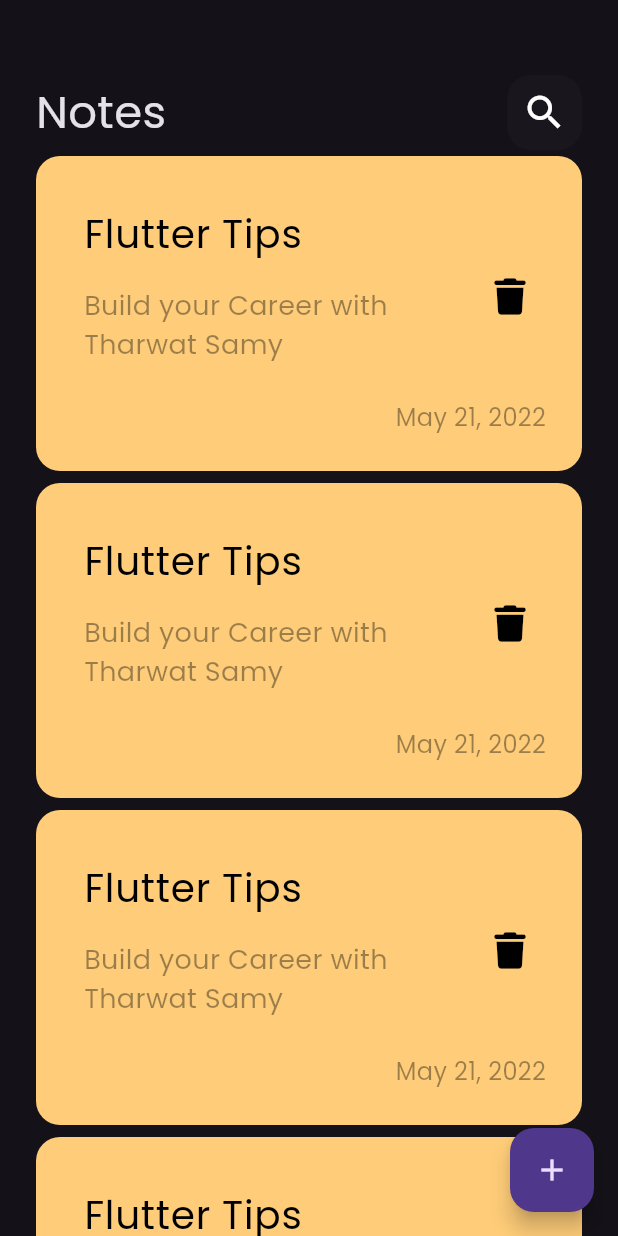
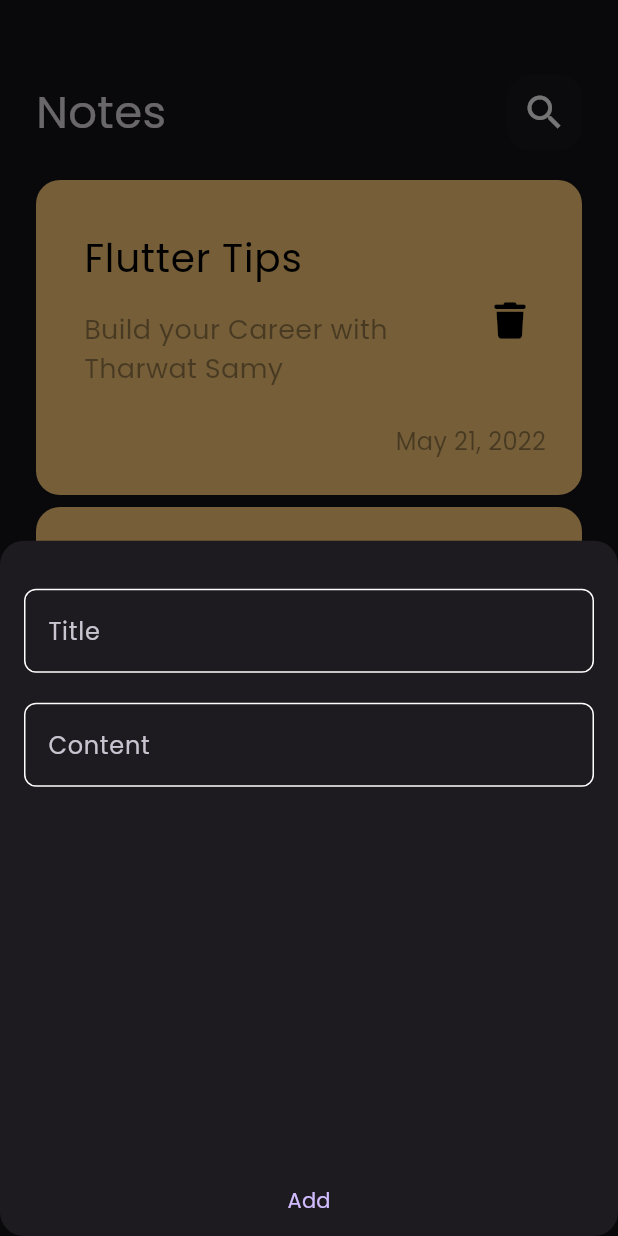
Before and after one commit to AppDevDz/app_notes, a Flutter app: the screen it shows after launch, after a tap on the "add" icon, on a phone screen of 412 x 824 dp. Run offline on Flutter 3.47's test engine with Material 3 defaults, Android fonts, the phone set to English and light mode, and no system bars; our stand-ins replace font_awesome_flutter.

Commit message:
create custom text field

```diff
--- /dev/null
+++ b/lib/constants.dart
@@ -0,0 +1,3 @@
+import 'package:flutter/material.dart';
+
+const KPrimaryColor = Color(0xff52EBD6);
--- /dev/null
+++ b/lib/helper/get _color.dart
@@ -0,0 +1,15 @@
+import 'package:flutter/material.dart';
+
+class GetColor {
+  dynamic getColor() {
+    List<Color> colorsList = [Colors.red, Colors.blue];
+
+    for (int i = 0; i < colorsList.length;) {
+      return colorsList[i];
+    }
+    // if(i==colorsList.length)
+    // {
+    //   i=0;
+    // }
+  }
+}
--- a/lib/views/notes_view.dart
+++ b/lib/views/notes_view.dart
@@ -1,4 +1,6 @@
 import 'package:flutter/material.dart';
+import 'package:notes_app/constants.dart';
+import 'package:notes_app/widgets/add_note_bottom_sheet.dart';
 import 'package:notes_app/widgets/notes_view_body.dart';
 
 class NotesView extends StatelessWidget {
@@ -8,8 +10,20 @@ class NotesView extends StatelessWidget {
   Widget build(BuildContext context) {
     return Scaffold(
         floatingActionButton: FloatingActionButton(
-          onPressed: () {},
-          child: const Icon(Icons.add),
+          backgroundColor: KPrimaryColor,
+          onPressed: () {
+            showModalBottomSheet(
+                shape: RoundedRectangleBorder(
+                    borderRadius: BorderRadius.circular(16)),
+                context: context,
+                builder: (context) {
+                  return const AddNoteBottomSheet();
+                });
+          },
+          child: const Icon(
+            Icons.add,
+            color: Colors.black,
+          ),
         ),
         body: const NotesViewBody());
   }
--- /dev/null
+++ b/lib/widgets/add_note_bottom_sheet.dart
@@ -0,0 +1,26 @@
+import 'package:flutter/material.dart';
+import 'package:notes_app/widgets/custom_text_field.dart';
+
+class AddNoteBottomSheet extends StatelessWidget {
+  const AddNoteBottomSheet({super.key});
+
+  @override
+  Widget build(BuildContext context) {
+    return Padding(
+      padding: const EdgeInsets.symmetric(horizontal: 16),
+      child: Column(
+        children: [
+          const SizedBox(height: 32),
+          CustomTextField(hintText: 'Title'),
+          const SizedBox(height: 20),
+          CustomTextField(hintText: 'Content'),
+          const Spacer(),
+          TextButton(
+            onPressed: () {},
+            child: Text('Add'),
+          )
+        ],
+      ),
+    );
+  }
+}
--- /dev/null
+++ b/lib/widgets/custom_text_field.dart
@@ -0,0 +1,29 @@
+import 'package:flutter/material.dart';
+import 'package:notes_app/constants.dart';
+
+class CustomTextField extends StatelessWidget {
+  CustomTextField({super.key, required this.hintText});
+
+  String hintText;
+
+  @override
+  Widget build(BuildContext context) {
+    return TextField(
+      cursorColor: KPrimaryColor,
+      decoration: InputDecoration(
+        hintText: hintText,
+        enabledBorder: buildBorder(),
+        focusedBorder: buildBorder(color: KPrimaryColor),
+      ),
+    );
+  }
+
+  OutlineInputBorder buildBorder({color}) {
+    return OutlineInputBorder(
+      borderRadius: BorderRadius.circular(8),
+      borderSide: BorderSide(
+        color: color ?? Colors.white,
+      ),
+    );
+  }
+}
--- a/lib/widgets/note_item.dart
+++ b/lib/widgets/note_item.dart
@@ -1,5 +1,6 @@
 import 'package:flutter/material.dart';
 import 'package:font_awesome_flutter/font_awesome_flutter.dart';
+import 'package:notes_app/helper/get%20_color.dart';
 
 class NoteItem extends StatelessWidget {
   const NoteItem({super.key});
@@ -10,6 +11,7 @@ class NoteItem extends StatelessWidget {
       padding: EdgeInsets.only(left: 16, top: 24, bottom: 24),
       decoration: BoxDecoration(
         color: const Color(0xffFFCD79),
+        //color: GetColor().getColor(),
         borderRadius: BorderRadius.circular(16),
       ),
       child: Column(
--- a/lib/widgets/notes_list_view.dart
+++ b/lib/widgets/notes_list_view.dart
@@ -6,11 +6,16 @@ class NotesListView extends StatelessWidget {
 
   @override
   Widget build(BuildContext context) {
-    return ListView.builder(itemBuilder: (context, index) {
-      return const Padding(
-        padding: EdgeInsets.symmetric(vertical: 4),
-        child: NoteItem(),
-      );
-    });
+    return Padding(
+      padding: const EdgeInsets.symmetric(vertical: 16),
+      child: ListView.builder(
+          padding: EdgeInsets.zero,
+          itemBuilder: (context, index) {
+            return const Padding(
+              padding: EdgeInsets.symmetric(vertical: 4),
+              child: NoteItem(),
+            );
+          }),
+    );
   }
 }
```
